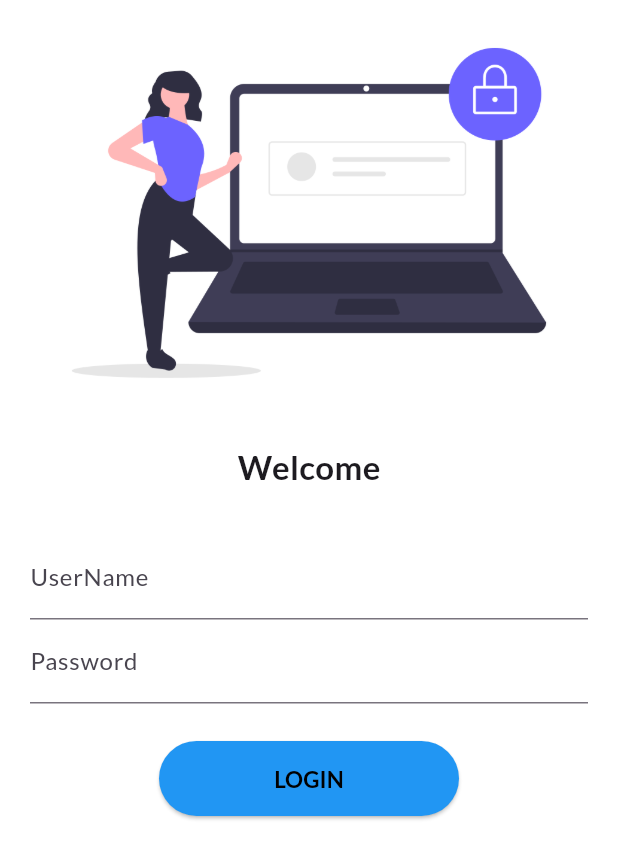
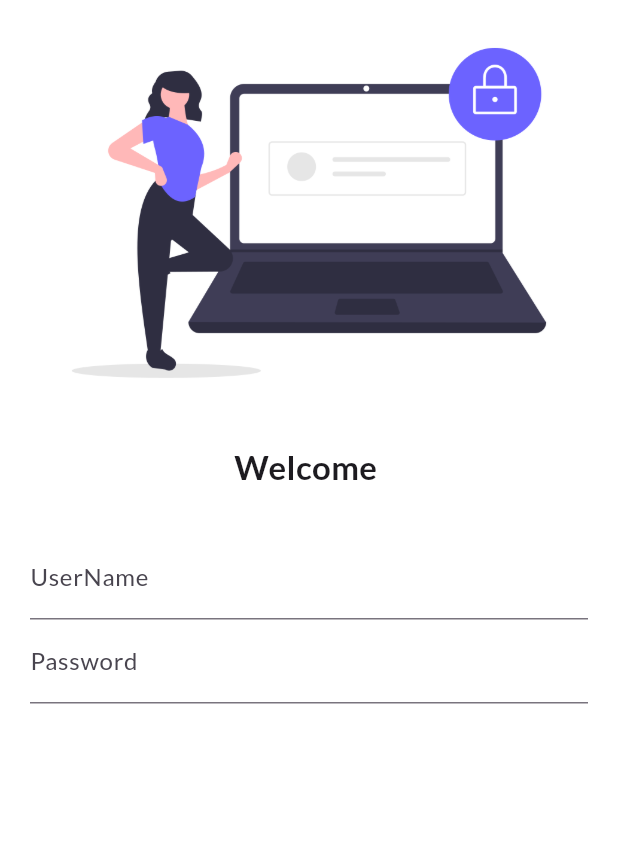
Before and after one commit to AvijitDasAvi/30-Days-of-Flutter-1.0, a Flutter app: the screen it shows after launch, on a phone screen of 412 x 824 dp. Shown: the top 859 px of the screen. Run offline on Flutter 3.47's test engine with Material 3 defaults, Android fonts, the phone set to English and light mode, and no system bars; our stand-ins replace google_fonts.

Commit message:
Day 6 Completed

```diff
--- a/lib/pages/login_page.dart
+++ b/lib/pages/login_page.dart
@@ -1,5 +1,4 @@
 import 'package:flutter/material.dart';
-import 'package:flutter_class/utils/routes.dart';
 
 class LoginPage extends StatefulWidget {
   const LoginPage({super.key});
@@ -9,7 +8,6 @@ class LoginPage extends StatefulWidget {
 }
 
 class _LoginPageState extends State<LoginPage> {
-  final String name = "";
   @override
   Widget build(BuildContext context) {
     return Material(
@@ -25,7 +23,7 @@ class _LoginPageState extends State<LoginPage> {
               height: 12,
             ),
             const Text(
-              "Welcome",
+              "Welcome ",
               style: TextStyle(fontSize: 22, fontWeight: FontWeight.bold),
             ),
             const SizedBox(
@@ -48,30 +46,14 @@ class _LoginPageState extends State<LoginPage> {
                       hintText: "Enter Password",
                       labelText: "Password",
                     ),
-                  )
+                  ),
+                  Container(),
                 ],
               ),
             ),
             const SizedBox(
               height: 15,
             ),
-            ElevatedButton(
-              onPressed: () {
-                Navigator.pushNamed(context, MyRoutes.homeRoute);
-              },
-              // ignore: sort_child_properties_last
-              child: const Text(
-                "LOGIN",
-                style: TextStyle(fontWeight: FontWeight.bold, fontSize: 15.0),
-              ),
-              style: ButtonStyle(
-                backgroundColor: MaterialStateProperty.all<Color>(Colors.blue),
-                foregroundColor: MaterialStateProperty.all<Color>(Colors.black),
-                minimumSize: MaterialStateProperty.all(
-                  const Size(200, 50),
-                ),
-              ),
-            )
           ],
         ),
       ),
```
